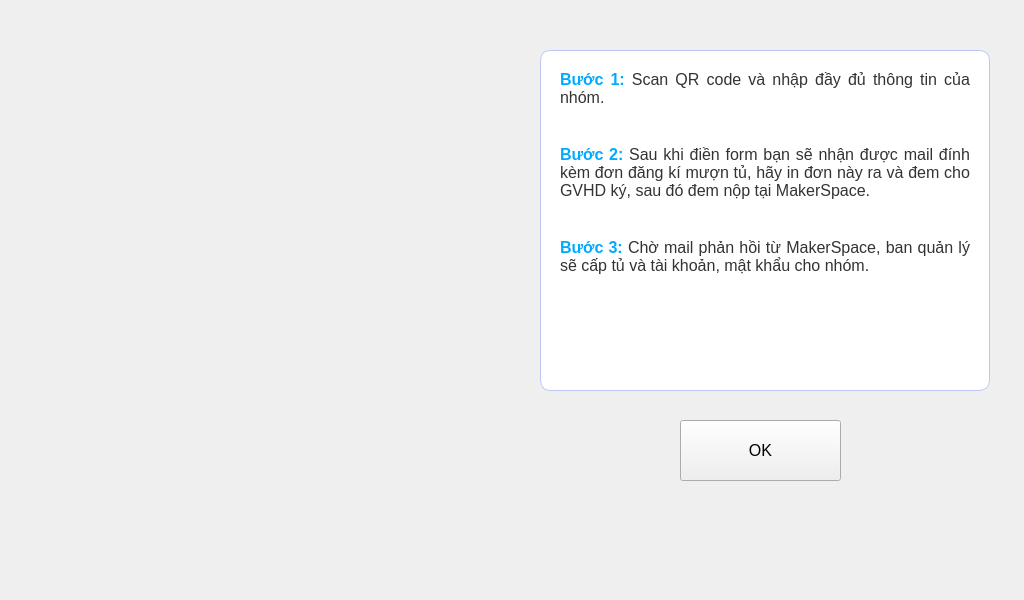
Before: the Qt Designer form app/ui/QR_CODE.ui in nguyenduytruong1406-pixel/IntelligentLocker, drawn with Qt 5.
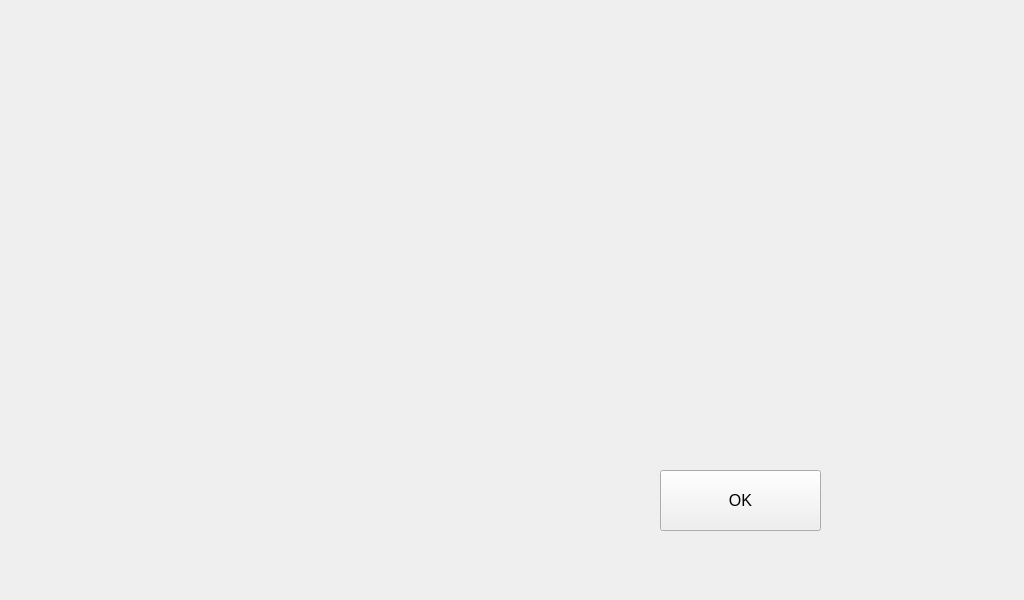
After: the same form once the commit is applied.

Commit message: bổ sung code app script

The edit to the form file:
```diff
--- a/app/ui/QR_CODE.ui
+++ b/app/ui/QR_CODE.ui
@@ -17,8 +17,8 @@
    <widget class="QPushButton" name="back_b">
     <property name="geometry">
      <rect>
-      <x>680</x>
-      <y>420</y>
+      <x>660</x>
+      <y>470</y>
       <width>161</width>
       <height>61</height>
      </rect>
@@ -38,48 +38,26 @@
      </size>
     </property>
    </widget>
-   <widget class="QTextBrowser" name="khung_tb">
-    <property name="geometry">
-     <rect>
-      <x>540</x>
-      <y>50</y>
-      <width>450</width>
-      <height>341</height>
-     </rect>
-    </property>
-    <property name="styleSheet">
-     <string notr="true">QTextBrowser {
-    font-family: &quot;Segoe UI&quot;, Arial, sans-serif; /* Font chữ hiện đại, dễ đọc */
-    font-size: 18px;                           /* Cỡ chữ vừa phải */
-    color: #333333;                            /* Màu chữ xám đậm (đỡ mỏi mắt hơn màu đen tuyền) */
-    line-height: 150%;                         /* Giãn dòng giúp văn bản thông thoáng */
-    padding: 15px;                             /* Tạo khoảng trống giữa chữ và viền (Cực kỳ quan trọng!) */
-    background-color: rgb(255, 255, 255);                 /* Nền trắng sạch sẽ */
-    border: 1px solid rgb(188, 200, 243);                 /* Viền mỏng, nhẹ nhàng nhã nhặn */
-    border-radius: 10px;                        /* Bo góc nhẹ để hợp với style các nút bấm của bạn */
-}</string>
-    </property>
-    <property name="html">
-     <string>&lt;!DOCTYPE HTML PUBLIC &quot;-//W3C//DTD HTML 4.0//EN&quot; &quot;http://www.w3.org/TR/REC-html40/strict.dtd&quot;&gt;
-&lt;html&gt;&lt;head&gt;&lt;meta name=&quot;qrichtext&quot; content=&quot;1&quot; /&gt;&lt;style type=&quot;text/css&quot;&gt;
-p, li { white-space: pre-wrap; }
-&lt;/style&gt;&lt;/head&gt;&lt;body style=&quot; font-family:'Segoe UI,Arial,sans-serif'; font-size:18px; font-weight:400; font-style:normal;&quot;&gt;
-&lt;p align=&quot;justify&quot; style=&quot; margin-top:0px; margin-bottom:0px; margin-left:0px; margin-right:0px; -qt-block-indent:0; text-indent:0px;&quot;&gt;&lt;span style=&quot; font-family:'MS Shell Dlg 2'; font-size:12pt; font-weight:600; color:#00aaff;&quot;&gt;Bước 1:&lt;/span&gt;&lt;span style=&quot; font-family:'MS Shell Dlg 2'; font-size:12pt;&quot;&gt; Scan QR code và nhập đầy đủ thông tin của nhóm.&lt;/span&gt;&lt;/p&gt;
-&lt;p align=&quot;justify&quot; style=&quot;-qt-paragraph-type:empty; margin-top:0px; margin-bottom:0px; margin-left:0px; margin-right:0px; -qt-block-indent:0; text-indent:0px; font-family:'MS Shell Dlg 2'; font-size:12pt;&quot;&gt;&lt;br /&gt;&lt;/p&gt;
-&lt;p align=&quot;justify&quot; style=&quot;-qt-paragraph-type:empty; margin-top:0px; margin-bottom:0px; margin-left:0px; margin-right:0px; -qt-block-indent:0; text-indent:0px; font-family:'MS Shell Dlg 2'; font-size:12pt;&quot;&gt;&lt;br /&gt;&lt;/p&gt;
-&lt;p align=&quot;justify&quot; style=&quot; margin-top:0px; margin-bottom:0px; margin-left:0px; margin-right:0px; -qt-block-indent:0; text-indent:0px;&quot;&gt;&lt;span style=&quot; font-family:'MS Shell Dlg 2'; font-size:12pt; font-weight:600; color:#00aaff;&quot;&gt;Bước 2:&lt;/span&gt;&lt;span style=&quot; font-family:'MS Shell Dlg 2'; font-size:12pt;&quot;&gt; Sau khi điền form bạn sẽ nhận được mail đính kèm đơn đăng kí mượn tủ, hãy in đơn này ra và đem cho GVHD ký, sau đó đem nộp tại MakerSpace.&lt;/span&gt;&lt;/p&gt;
-&lt;p align=&quot;justify&quot; style=&quot;-qt-paragraph-type:empty; margin-top:0px; margin-bottom:0px; margin-left:0px; margin-right:0px; -qt-block-indent:0; text-indent:0px; font-family:'MS Shell Dlg 2'; font-size:12pt;&quot;&gt;&lt;br /&gt;&lt;/p&gt;
-&lt;p align=&quot;justify&quot; style=&quot;-qt-paragraph-type:empty; margin-top:0px; margin-bottom:0px; margin-left:0px; margin-right:0px; -qt-block-indent:0; text-indent:0px; font-family:'MS Shell Dlg 2'; font-size:12pt;&quot;&gt;&lt;br /&gt;&lt;/p&gt;
-&lt;p align=&quot;justify&quot; style=&quot; margin-top:0px; margin-bottom:0px; margin-left:0px; margin-right:0px; -qt-block-indent:0; text-indent:0px;&quot;&gt;&lt;span style=&quot; font-family:'MS Shell Dlg 2'; font-size:12pt; font-weight:600; color:#00aaff;&quot;&gt;Bước 3:&lt;/span&gt;&lt;span style=&quot; font-family:'MS Shell Dlg 2'; font-size:12pt;&quot;&gt; Chờ mail phản hồi từ MakerSpace, ban quản lý sẽ cấp tủ và tài khoản, mật khẩu cho nhóm.&lt;/span&gt;&lt;/p&gt;&lt;/body&gt;&lt;/html&gt;</string>
-    </property>
-   </widget>
    <widget class="QLabel" name="qr_code">
     <property name="geometry">
      <rect>
-      <x>30</x>
-      <y>30</y>
-      <width>500</width>
-      <height>500</height>
+      <x>70</x>
+      <y>10</y>
+      <width>441</width>
+      <height>441</height>
+     </rect>
+    </property>
+    <property name="text">
+     <string/>
+    </property>
+   </widget>
+   <widget class="QLabel" name="huongdan">
+    <property name="geometry">
+     <rect>
+      <x>530</x>
+      <y>10</y>
+      <width>431</width>
+      <height>441</height>
      </rect>
     </property>
     <property name="text">
```
The commit also changes 2 other files.
